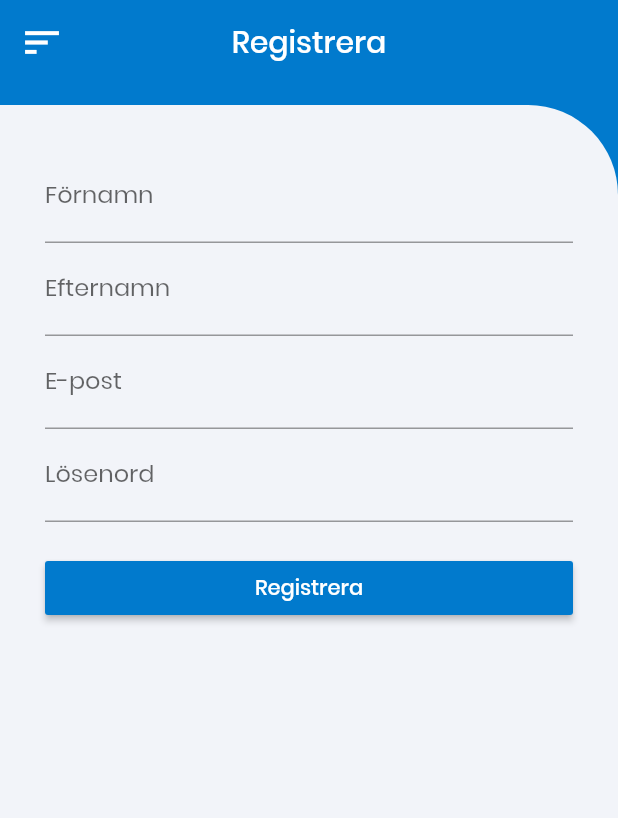
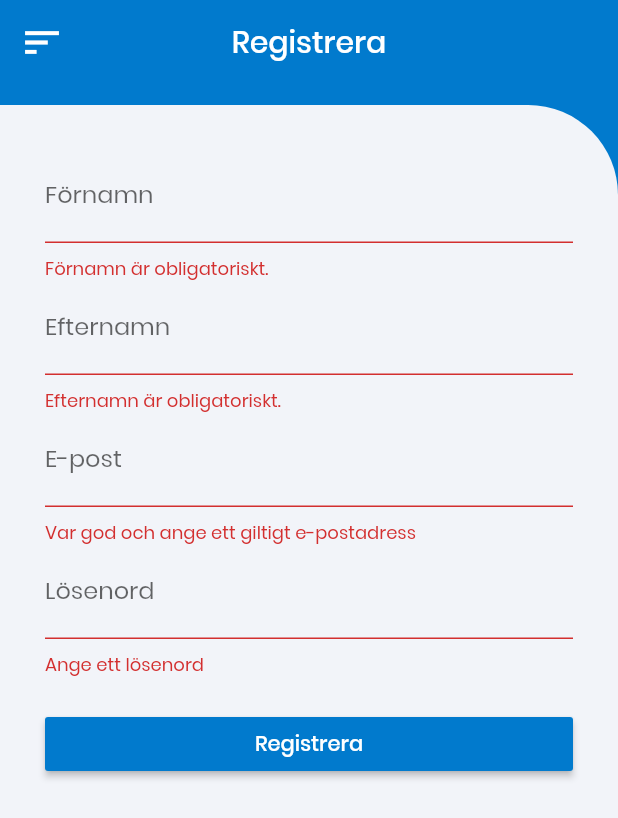
Before and after one commit to sdg85/timebuddy, a Flutter app: the RegisterUserScreen screen opened by its route, after a tap on "Registrera", on a phone screen of 412 x 824 dp. Shown: the top 818 px of the screen. Run offline on Flutter 3.47's test engine with Material 2 defaults, Android fonts, the phone set to English and light mode, and no system bars; our stand-ins replace cloud_firestore, email_validator, firebase_auth, table_calendar; accounts and stored records are empty.

```diff
--- a/lib/screens/register_user_screen.dart
+++ b/lib/screens/register_user_screen.dart
@@ -1,5 +1,10 @@
+import 'package:email_validator/email_validator.dart';
 import 'package:flutter/material.dart';
 import 'package:timebuddy/widgets/layout.dart';
+
+import '../models/user.dart';
+import '../services/auth_service.dart';
+import '../widgets/in_progress_loader.dart';
 
 class RegisterUserScreen extends StatefulWidget {
   static const String routeName = "/registeruser";
@@ -10,31 +15,97 @@ class RegisterUserScreen extends StatefulWidget {
 }
 
 class _RegisterUserScreenState extends State<RegisterUserScreen> {
+  AuthService auth = AuthService();
+  final GlobalKey<FormState> _key = GlobalKey<FormState>();
+
+  String firstName;
+  String lastName;
+  String email;
+  String photo;
+  String password;
+  bool loading = false;
+  bool autoValidate = false;
+  bool valid = false;
+
+  SnackBar createSnackBar({@required bool valid}) {
+    return SnackBar(
+        backgroundColor: valid ? Colors.green[600] : Colors.red[900],
+        content: Container(
+          child: Row(
+            children: [
+              valid
+                  ? Text("User successfully created")
+                  : Text(
+                      "Något gick fel vid inloggningen var vänlig försök igen"),
+                      Spacer(),
+              valid ? Icon(Icons.check_circle) : Icon(Icons.error_outline)
+            ],
+          ),
+        ));
+  }
+
   @override
-  Widget build(BuildContext context) {
+  Widget build(BuildContext buildContext) {
     return Layout(
       title: "Admin",
       appBarTitleWidget: Text("Registrera"),
-      child: Padding(
+      child: Builder(
+        builder: (ctx) => loading
+            ? InProgressLoader()
+            : Padding(
                 padding: EdgeInsets.all(30.0),
                 child: Container(
                   child: Container(
                     height: double.maxFinite,
                     child: SingleChildScrollView(
                       child: Form(
+                        key: _key,
                         child: Column(
                           children: <Widget>[
-                    TextField(
+                            TextFormField(
+                              onSaved: (val) => firstName = val,
                               decoration: InputDecoration(labelText: "Förnamn"),
+                              validator: (val) {
+                                return val == ""
+                                    ? "Förnamn är obligatoriskt."
+                                    : null;
+                              },
                             ),
-                    TextField(
-                      decoration: InputDecoration(labelText: "Efternamn"),
+                            TextFormField(
+                              onSaved: (val) => lastName = val,
+                              decoration:
+                                  InputDecoration(labelText: "Efternamn"),
+                              validator: (val) {
+                                return val == ""
+                                    ? "Efternamn är obligatoriskt."
+                                    : null;
+                              },
                             ),
-                    TextField(
+                            TextFormField(
+                              keyboardType: TextInputType.emailAddress,
+                              onSaved: (val) => email = val,
                               decoration: InputDecoration(labelText: "E-post"),
+                              validator: (value) {
+                                if (!EmailValidator.validate(value)) {
+                                  return "Var god och ange ett giltigt e-postadress";
+                                }
+                                return null;
+                              },
                             ),
-                    TextField(
-                      decoration: InputDecoration(labelText: "Lösenord"),
+                            TextFormField(
+                              validator: (value) {
+                                if (value == null || value == "") {
+                                  return "Ange ett lösenord";
+                                }
+                                if (value.length < 6) {
+                                  return "Lösenorder måste innehålla minst 6 tecken";
+                                }
+
+                                return null;
+                              },
+                              onSaved: (val) => password = val,
+                              decoration:
+                                  InputDecoration(labelText: "Lösenord"),
                             ),
                             SizedBox(
                               height: 20.0,
@@ -42,12 +113,39 @@ class _RegisterUserScreenState extends State<RegisterUserScreen> {
                             SizedBox(
                               width: double.maxFinite - 30.0,
                               child: RaisedButton(
-                        child: Text("Registrera", style: TextStyle(color: Colors.white, fontWeight: FontWeight.w500),),
-                        onPressed: () {},
+                                child: Text(
+                                  "Registrera",
+                                  style: TextStyle(
+                                      color: Colors.white,
+                                      fontWeight: FontWeight.w500),
+                                ),
+                                onPressed: () async {
+                                  if (_key.currentState.validate()) {
+                                    _key.currentState.save();
+                                    setState(() => loading = true);
+                                    var user = User(
+                                        email: email,
+                                        firstname: firstName,
+                                        lastname: lastName,
+                                        photo: photo);
+                                    final result =
+                                        await auth.newUser(password, user);
+
+                                    loading = false;
+                                    final snackBar =
+                                        createSnackBar(valid: result);
+                                    Scaffold.of(ctx).showSnackBar(snackBar);
+                                  }
+                                  if (!mounted) return;
+                                  setState(() {
+                                    autoValidate = true;
+                                  });
+                                },
                                 color: Color(0xff017ACD),
                               ),
-                    )
+                            ),
                           ],
+                        ),
                       ),
                     ),
                   ),
```
Lines whose indentation alone changed are shown as unchanged.
